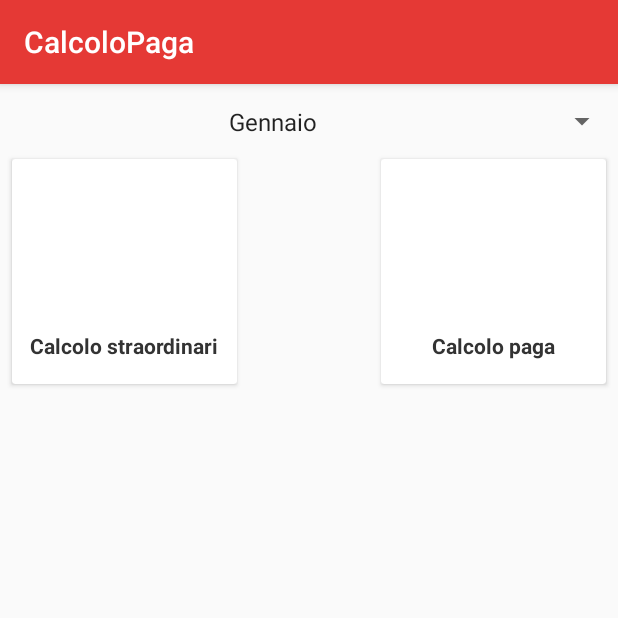
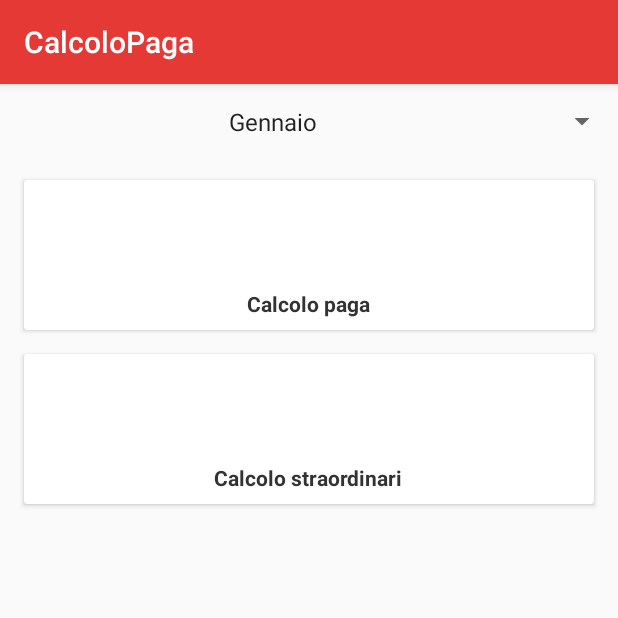
Before and after one commit to Zetandroid/MyJobWallet, an Android app: the ElaborazioniActivity screen opened directly, with no data from a screen before it, on a phone screen of 412 x 824 dp, the top half of it. Run offline under Robolectric (Android 15) with nearby library versions, the phone set to English and light mode, and no system bars.

```diff
--- a/app/src/main/res/layout/activity_elaborazioni.xml
+++ b/app/src/main/res/layout/activity_elaborazioni.xml
@@ -5,16 +5,52 @@
     android:layout_width="match_parent"
     android:layout_height="match_parent">
 
+    <LinearLayout
+        android:layout_width="match_parent"
+        android:layout_height="match_parent"
+        android:orientation="vertical">
+
+        <android.support.v7.widget.CardView
+            android:id="@+id/cardCalcoloPaga"
+            android:layout_width="match_parent"
+            android:layout_height="100dp"
+            android:layout_alignStart="@+id/cardCalcoloStraordinari"
+            android:layout_below="@+id/spinner"
+            android:layout_marginLeft="16dp"
+            android:layout_marginRight="16dp"
+            android:layout_marginTop="64dp"
+            android:clickable="true"
+            android:foreground="?android:attr/selectableItemBackground">
+
+            <ImageView
+                android:id="@+id/immagineCalcoloPaga"
+                android:layout_width="wrap_content"
+                android:layout_height="115dp"
+                android:scaleType="centerCrop" />
+
+            <TextView
+                android:id="@+id/text2"
+                android:layout_width="wrap_content"
+                android:layout_height="wrap_content"
+                android:layout_gravity="bottom|center"
+                android:padding="8dp"
+                android:text="Calcolo paga"
+                android:textAlignment="center"
+                android:textColor="@color/darkText"
+                android:textStyle="bold" />
+        </android.support.v7.widget.CardView>
+
         <android.support.v7.widget.CardView
             android:id="@+id/cardCalcoloStraordinari"
-        android:layout_width="150dp"
-        android:layout_height="150dp"
-        android:layout_marginLeft="8dp"
-        android:layout_marginRight="8dp"
+            android:layout_width="match_parent"
+            android:layout_height="100dp"
+            android:layout_alignParentStart="true"
+            android:layout_alignTop="@+id/cardCalcoloPaga"
+            android:layout_marginLeft="16dp"
+            android:layout_marginRight="16dp"
+            android:layout_marginTop="16dp"
             android:clickable="true"
-        android:foreground="?android:attr/selectableItemBackground"
-        android:layout_alignParentStart="true"
-        android:layout_below="@+id/spinner">
+            android:foreground="?android:attr/selectableItemBackground">
 
             <ImageView
                 android:id="@+id/immagineCalcoloStraordinari"
@@ -27,43 +63,13 @@
                 android:layout_width="wrap_content"
                 android:layout_height="wrap_content"
                 android:layout_gravity="bottom|center"
-            android:layout_marginBottom="8dp"
                 android:padding="8dp"
                 android:text="Calcolo straordinari"
                 android:textAlignment="center"
                 android:textColor="@color/darkText"
                 android:textStyle="bold" />
         </android.support.v7.widget.CardView>
-
-    <android.support.v7.widget.CardView
-        android:id="@+id/cardCalcoloPaga"
-        android:layout_width="150dp"
-        android:layout_height="150dp"
-        android:layout_marginLeft="8dp"
-        android:layout_marginRight="8dp"
-        android:clickable="true"
-        android:foreground="?android:attr/selectableItemBackground"
-        android:layout_alignTop="@+id/cardCalcoloStraordinari"
-        android:layout_alignParentEnd="true">
-
-        <ImageView
-            android:id="@+id/immagineCalcoloPaga"
-            android:layout_width="wrap_content"
-            android:layout_height="115dp"
-            android:scaleType="centerCrop" />
-
-        <TextView
-            android:id="@+id/text2"
-            android:layout_width="wrap_content"
-            android:layout_height="wrap_content"
-            android:layout_gravity="bottom|center"
-            android:layout_marginBottom="8dp"
-            android:padding="8dp"
-            android:text="Calcolo paga"
-            android:textAlignment="center"
-            android:textColor="@color/darkText"
-            android:textStyle="bold" />
-    </android.support.v7.widget.CardView>
+    </LinearLayout>
 
     <Spinner
         android:id="@+id/spinner"
```
Also changed, not shown: app/src/main/java/com/kubix/myjobwallet/CalendarioActivity.java (+34 -6 lines), app/src/main/java/com/kubix/myjobwallet/MainActivity.java (+40 -0 lines), app/src/main/res/drawable/ic_bottom_entrata.xml (added, +13 -0 lines), app/src/main/res/drawable/ic_bottom_turni.xml (added, +16 -0 lines), app/src/main/res/drawable/ic_bottom_uscita.xml (added, +13 -0 lines), app/src/main/res/layout/activity_calendario.xml (+14 -31 lines), app/src/main/res/layout/activity_profile.xml (+24 -5 lines), app/src/main/res/layout/activity_turni.xml (+27 -13 lines), app/src/main/res/layout/container_main.xml (+15 -4 lines), app/src/main/res/menu/bottombar_calendario.xml (added, +22 -0 lines), app/src/main/res/values/strings.xml (+9 -0 lines). Lines whose indentation alone changed are shown as unchanged.
